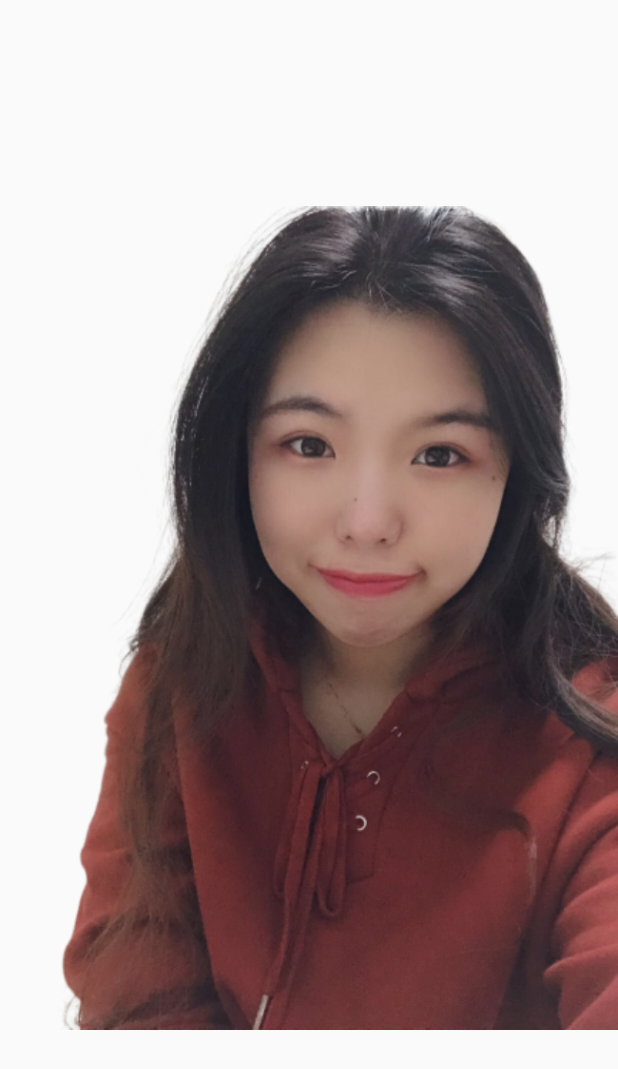
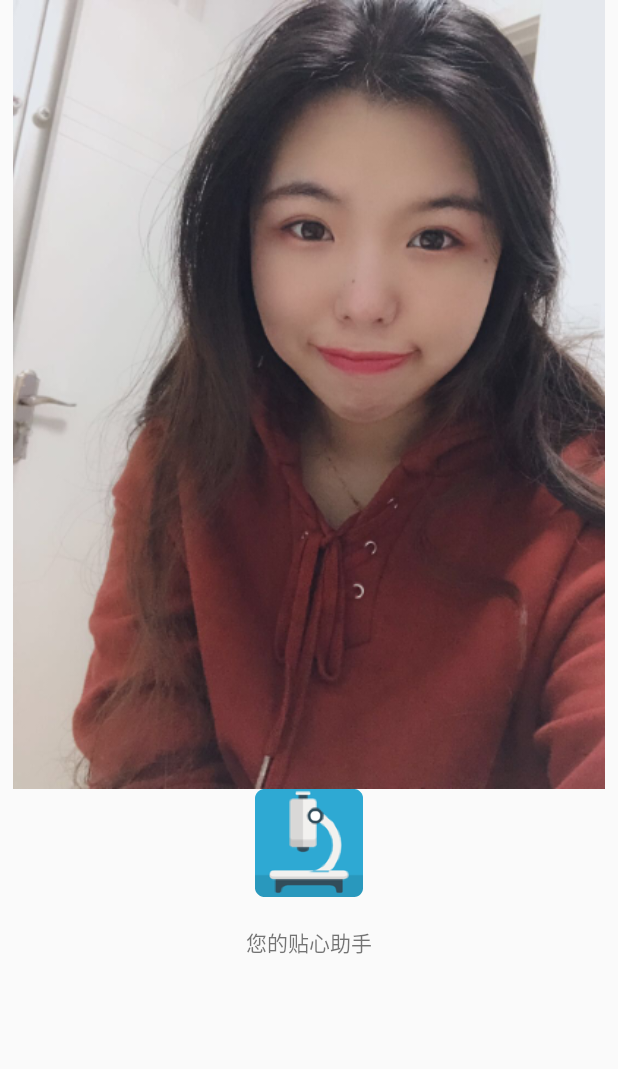
Before and after one commit to xiaoxinshiwo/ToolKit, an Android app: the SplashActivity screen opened directly, with no data from a screen before it, on a phone screen of 412 x 824 dp. Shown: the top 1069 px of the screen. Run offline under Robolectric (Android 15) with nearby library versions, the phone set to English and light mode, and no system bars.

Commit message:
设置启动页--美化

```diff
--- a/app/src/main/java/com/xiaoxin/toolkit/SplashActivity.java
+++ b/app/src/main/java/com/xiaoxin/toolkit/SplashActivity.java
@@ -24,9 +24,11 @@ public class SplashActivity extends Activity{
         //去掉标题
         getWindow().requestFeature(Window.FEATURE_NO_TITLE);
         setContentView(R.layout.activity_splash);
-        ImageView imageView = findViewById(R.id.imageView);
+        ImageView imageViewMinmin = findViewById(R.id.imageViewMinmin);
         // 随机获取图片
-        imageView.setImageResource(getRandomImage());
+        imageViewMinmin.setImageResource(getRandomImage());
+        ImageView imageViewLogo = findViewById(R.id.imageViewLogo);
+        imageViewLogo.setImageResource(R.mipmap.ic_launcher);
         new Handler().postDelayed(new Runnable() {
             public void run() {
                 Intent intent = new Intent(SplashActivity.this, MainActivity.class);
@@ -44,10 +46,11 @@ public class SplashActivity extends Activity{
     private int getRandomImage(){
         // 随机选择启动图片
         Random random = new Random();
-        int imageIndex = random.nextInt(10) % 2;
+        int imageIndex = random.nextInt(100) % 3;
         Map<Integer,Integer> imageMap = new HashMap<>();
         imageMap.put(0,R.mipmap.minmin1);
         imageMap.put(1,R.mipmap.minmin2);
+        imageMap.put(2,R.mipmap.minmin3);
         return imageMap.get(imageIndex);
     }
 }
--- a/app/src/main/res/layout/activity_splash.xml
+++ b/app/src/main/res/layout/activity_splash.xml
@@ -1,15 +1,30 @@
 <?xml version="1.0" encoding="utf-8"?>
 <LinearLayout xmlns:android="http://schemas.android.com/apk/res/android"
     xmlns:app="http://schemas.android.com/apk/res-auto"
+    xmlns:tools="http://schemas.android.com/tools"
     android:layout_width="match_parent"
     android:layout_height="match_parent"
     android:orientation="vertical">
 
     <ImageView
-        android:id="@+id/imageView"
+        android:id="@+id/imageViewMinmin"
         android:layout_width="match_parent"
-        android:layout_height="match_parent"
-        android:scaleType="fitCenter"
-        android:contentDescription="@string/app_name"/>
+        android:layout_height="526dp"
+        android:contentDescription="@string/app_name"
+        android:scaleType="fitCenter" />
+
+    <ImageView
+        android:id="@+id/imageViewLogo"
+        android:layout_width="match_parent"
+        android:layout_height="wrap_content"
+        app:srcCompat="@mipmap/ic_launcher"
+        tools:ignore="VectorDrawableCompat" />
+
+    <TextView
+        android:id="@+id/textViewLogo"
+        android:layout_width="match_parent"
+        android:layout_height="60dp"
+        android:gravity="center"
+        android:text="@string/app_desc" />
 
 </LinearLayout>
--- a/app/src/main/res/values/strings.xml
+++ b/app/src/main/res/values/strings.xml
@@ -1,3 +1,4 @@
 <resources>
     <string name="app_name" translatable="false">ToolKit</string>
+    <string name="app_desc" translatable="false">您的贴心助手</string>
 </resources>
```
Also changed, not shown: app/src/main/res/mipmap-mdpi/minmin1.png (deleted), app/src/main/res/mipmap-xxxhdpi/minmin1.jpg (added), app/src/main/res/mipmap-xxxhdpi/minmin2.jpeg (renamed from app/src/main/res/mipmap-mdpi/minmin2.jpeg), app/src/main/res/mipmap-xxxhdpi/minmin3.jpeg (added).
